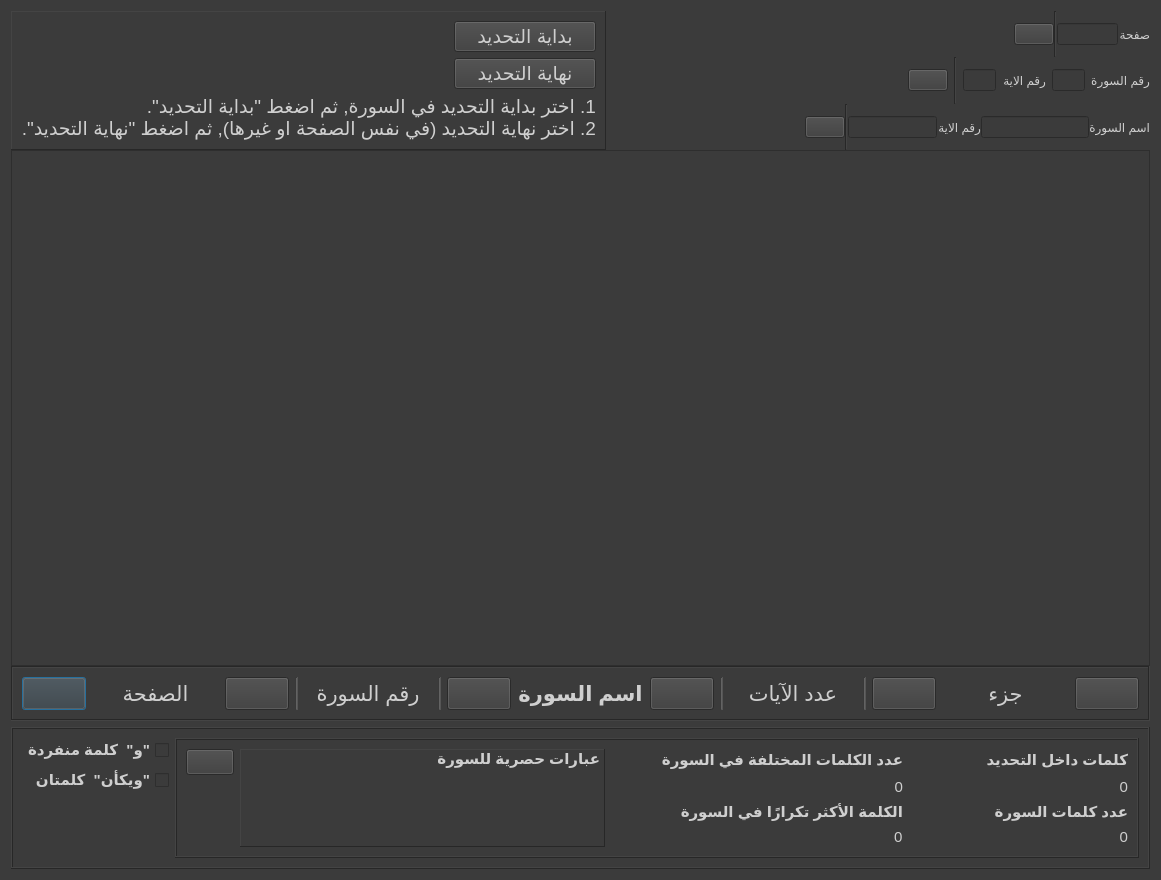
First picture: the form in gui/mushaf_view.ui, repository masalha-alaa/quran-counter, before the edit.
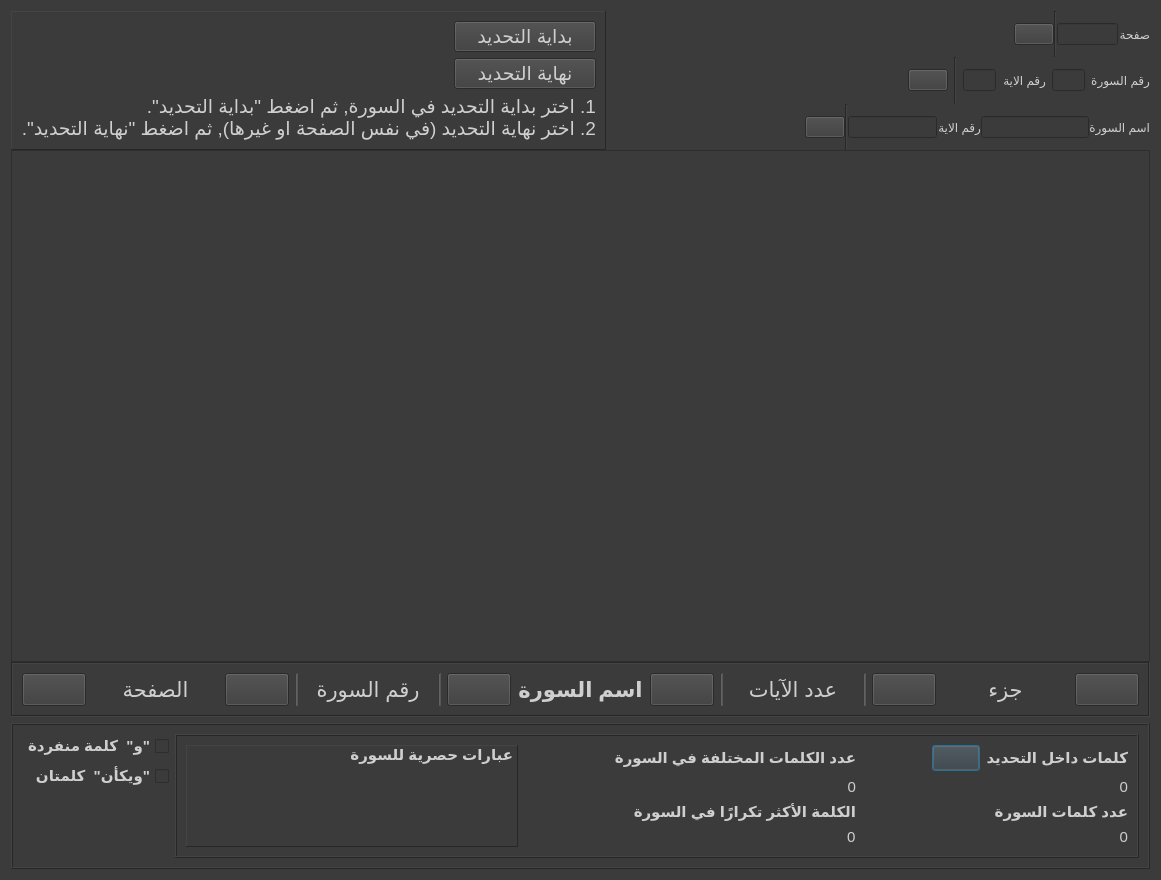
Second picture: the form after the edit. Icons and pictures are not drawn. Custom widgets are drawn as their Qt base class.

Patch:
```diff
--- a/gui/mushaf_view.ui
+++ b/gui/mushaf_view.ui
@@ -429,6 +429,9 @@
               <height>20</height>
              </size>
             </property>
+            <property name="autoDefault">
+             <bool>false</bool>
+            </property>
            </widget>
           </item>
           <item>
@@ -462,6 +465,9 @@
               <height>20</height>
              </size>
             </property>
+            <property name="autoDefault">
+             <bool>false</bool>
+            </property>
            </widget>
           </item>
           <item>
@@ -521,6 +527,9 @@
               <height>20</height>
              </size>
             </property>
+            <property name="autoDefault">
+             <bool>false</bool>
+            </property>
            </widget>
           </item>
           <item>
@@ -554,6 +563,9 @@
               <height>20</height>
              </size>
             </property>
+            <property name="autoDefault">
+             <bool>false</bool>
+            </property>
            </widget>
           </item>
           <item>
@@ -604,6 +616,9 @@
              <iconset resource="resources/resources.qrc">
               <normaloff>:/left-arrow-icon.png</normaloff>:/left-arrow-icon.png</iconset>
             </property>
+            <property name="autoDefault">
+             <bool>false</bool>
+            </property>
            </widget>
           </item>
           <item>
@@ -637,6 +652,9 @@
               <height>20</height>
              </size>
             </property>
+            <property name="autoDefault">
+             <bool>false</bool>
+            </property>
            </widget>
           </item>
          </layout>
@@ -728,8 +746,84 @@
         <property name="frameShadow">
          <enum>QFrame::Raised</enum>
         </property>
-        <layout class="QGridLayout" name="gridLayout_2" columnstretch="0,5,4,3">
-         <item row="2" column="2">
+        <layout class="QGridLayout" name="gridLayout_2" columnstretch="5,5,4">
+         <item row="1" column="0" rowspan="2">
+          <widget class="ClickableFrame" name="exclusiveWordsFrame">
+           <property name="cursor">
+            <cursorShape>PointingHandCursor</cursorShape>
+           </property>
+           <property name="toolTip">
+            <string>عبارات تظهر فقط في هذه السورة - اضغط لمشاهدة المزيد</string>
+           </property>
+           <property name="styleSheet">
+            <string notr="true"/>
+           </property>
+           <property name="frameShape">
+            <enum>QFrame::Panel</enum>
+           </property>
+           <property name="frameShadow">
+            <enum>QFrame::Raised</enum>
+           </property>
+           <layout class="QVBoxLayout" name="verticalLayout_6" stretch="1,1,1,1">
+            <property name="spacing">
+             <number>0</number>
+            </property>
+            <property name="leftMargin">
+             <number>4</number>
+            </property>
+            <property name="topMargin">
+             <number>0</number>
+            </property>
+            <property name="rightMargin">
+             <number>4</number>
+            </property>
+            <property name="bottomMargin">
+             <number>0</number>
+            </property>
+            <item alignment="Qt::AlignTop">
+             <widget class="QLabel" name="label_7">
+              <property name="sizePolicy">
+               <sizepolicy hsizetype="Preferred" vsizetype="Preferred">
+                <horstretch>0</horstretch>
+                <verstretch>0</verstretch>
+               </sizepolicy>
+              </property>
+              <property name="toolTip">
+               <string/>
+              </property>
+              <property name="styleSheet">
+               <string notr="true">font: bold;</string>
+              </property>
+              <property name="text">
+               <string>عبارات حصرية للسورة</string>
+              </property>
+             </widget>
+            </item>
+            <item>
+             <widget class="QLabel" name="exclusivePhrasesInSurah1">
+              <property name="text">
+               <string/>
+              </property>
+             </widget>
+            </item>
+            <item>
+             <widget class="QLabel" name="exclusivePhrasesInSurah2">
+              <property name="text">
+               <string/>
+              </property>
+             </widget>
+            </item>
+            <item>
+             <widget class="QLabel" name="exclusivePhrasesInSurah3">
+              <property name="text">
+               <string/>
+              </property>
+             </widget>
+            </item>
+           </layout>
+          </widget>
+         </item>
+         <item row="2" column="1">
           <layout class="QVBoxLayout" name="verticalLayout_14">
            <item>
             <widget class="QLabel" name="label_13">
@@ -791,7 +885,7 @@
            </item>
           </layout>
          </item>
-         <item row="2" column="3">
+         <item row="2" column="2">
           <layout class="QVBoxLayout" name="verticalLayout_12" stretch="0,0">
            <property name="spacing">
             <number>6</number>
@@ -853,9 +947,38 @@
            </item>
           </layout>
          </item>
-         <item row="1" column="3">
+         <item row="1" column="2">
           <layout class="QVBoxLayout" name="verticalLayout_9">
            <item>
+            <layout class="QHBoxLayout" name="horizontalLayout">
+             <item>
+              <spacer name="horizontalSpacer_8">
+               <property name="orientation">
+                <enum>Qt::Horizontal</enum>
+               </property>
+               <property name="sizeHint" stdset="0">
+                <size>
+                 <width>40</width>
+                 <height>20</height>
+                </size>
+               </property>
+              </spacer>
+             </item>
+             <item>
+              <widget class="QPushButton" name="resetStatsButton">
+               <property name="toolTip">
+                <string>محو النتائج</string>
+               </property>
+               <property name="text">
+                <string/>
+               </property>
+               <property name="icon">
+                <iconset resource="resources/resources.qrc">
+                 <normaloff>:/reset-icon.png</normaloff>:/reset-icon.png</iconset>
+               </property>
+              </widget>
+             </item>
+             <item>
             <widget class="QLabel" name="label_12">
              <property name="sizePolicy">
               <sizepolicy hsizetype="Preferred" vsizetype="Preferred">
@@ -874,6 +997,8 @@
              </property>
             </widget>
            </item>
+            </layout>
+           </item>
            <item>
             <layout class="QHBoxLayout" name="horizontalLayout_20">
              <item>
@@ -912,7 +1037,7 @@
            </item>
           </layout>
          </item>
-         <item row="1" column="2">
+         <item row="1" column="1">
           <layout class="QVBoxLayout" name="verticalLayout_13" stretch="1,0">
            <item>
             <widget class="QLabel" name="label_3">
@@ -977,116 +1102,6 @@
            </item>
           </layout>
          </item>
-         <item row="1" column="0">
-          <layout class="QVBoxLayout" name="verticalLayout_17">
-           <property name="topMargin">
-            <number>0</number>
-           </property>
-           <item>
-            <widget class="QPushButton" name="resetStatsButton">
-             <property name="toolTip">
-              <string>محو النتائج</string>
-             </property>
-             <property name="text">
-              <string/>
-             </property>
-             <property name="icon">
-              <iconset resource="resources/resources.qrc">
-               <normaloff>:/reset-icon.png</normaloff>:/reset-icon.png</iconset>
-             </property>
-            </widget>
-           </item>
-           <item>
-            <spacer name="verticalSpacer">
-             <property name="orientation">
-              <enum>Qt::Vertical</enum>
-             </property>
-             <property name="sizeHint" stdset="0">
-              <size>
-               <width>20</width>
-               <height>40</height>
-              </size>
-             </property>
-            </spacer>
-           </item>
-          </layout>
-         </item>
-         <item row="1" column="1" rowspan="2">
-          <widget class="ClickableFrame" name="exclusiveWordsFrame">
-           <property name="cursor">
-            <cursorShape>PointingHandCursor</cursorShape>
-           </property>
-           <property name="toolTip">
-            <string>عبارات تظهر فقط في هذه السورة - اضغط لمشاهدة المزيد</string>
-           </property>
-           <property name="styleSheet">
-            <string notr="true"/>
-           </property>
-           <property name="frameShape">
-            <enum>QFrame::Panel</enum>
-           </property>
-           <property name="frameShadow">
-            <enum>QFrame::Raised</enum>
-           </property>
-           <layout class="QVBoxLayout" name="verticalLayout_6" stretch="1,1,1,1">
-            <property name="spacing">
-             <number>0</number>
-            </property>
-            <property name="leftMargin">
-             <number>4</number>
-            </property>
-            <property name="topMargin">
-             <number>0</number>
-            </property>
-            <property name="rightMargin">
-             <number>4</number>
-            </property>
-            <property name="bottomMargin">
-             <number>0</number>
-            </property>
-            <item alignment="Qt::AlignTop">
-             <widget class="QLabel" name="label_7">
-              <property name="sizePolicy">
-               <sizepolicy hsizetype="Preferred" vsizetype="Preferred">
-                <horstretch>0</horstretch>
-                <verstretch>0</verstretch>
-               </sizepolicy>
-              </property>
-              <property name="toolTip">
-               <string/>
-              </property>
-              <property name="styleSheet">
-               <string notr="true">font: bold;</string>
-              </property>
-              <property name="text">
-               <string>عبارات حصرية للسورة</string>
-              </property>
-             </widget>
-            </item>
-            <item>
-             <widget class="QLabel" name="exclusivePhrasesInSurah1">
-              <property name="text">
-               <string/>
-              </property>
-             </widget>
-            </item>
-            <item>
-             <widget class="QLabel" name="exclusivePhrasesInSurah2">
-              <property name="text">
-               <string/>
-              </property>
-             </widget>
-            </item>
-            <item>
-             <widget class="QLabel" name="exclusivePhrasesInSurah3">
-              <property name="text">
-               <string/>
-              </property>
-             </widget>
-            </item>
-           </layout>
-          </widget>
-         </item>
         </layout>
        </widget>
       </item>
```
Left out of the diff: 1 changed line with no effect on the pictures. Lines whose indentation alone changed are shown as unchanged.
